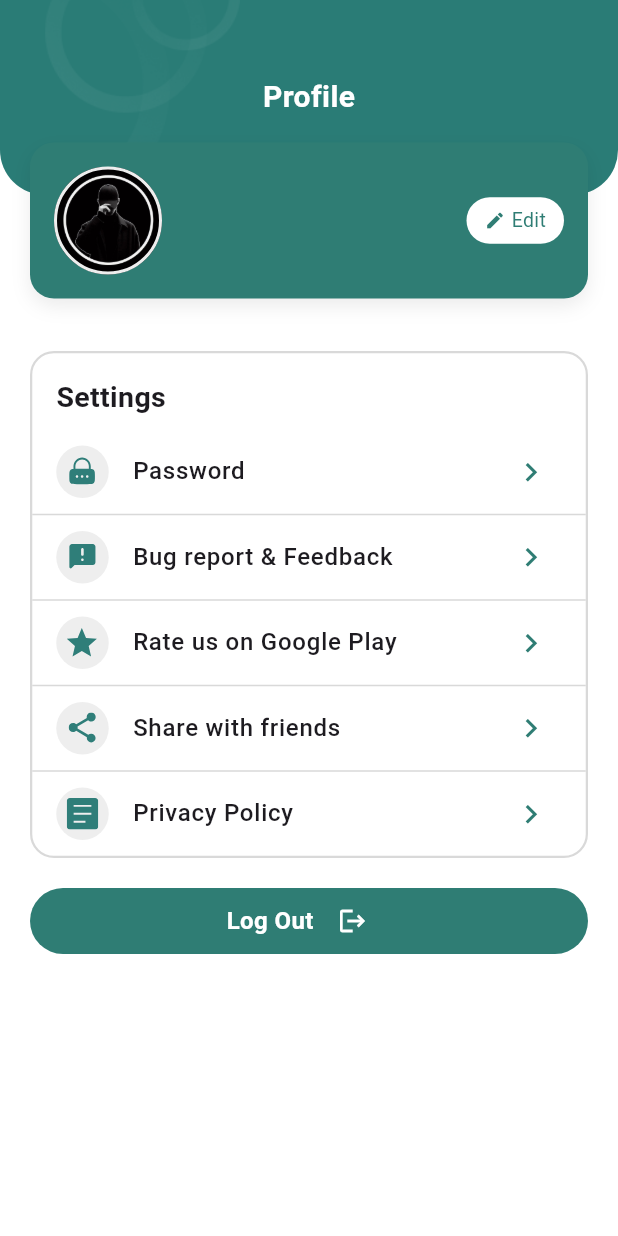
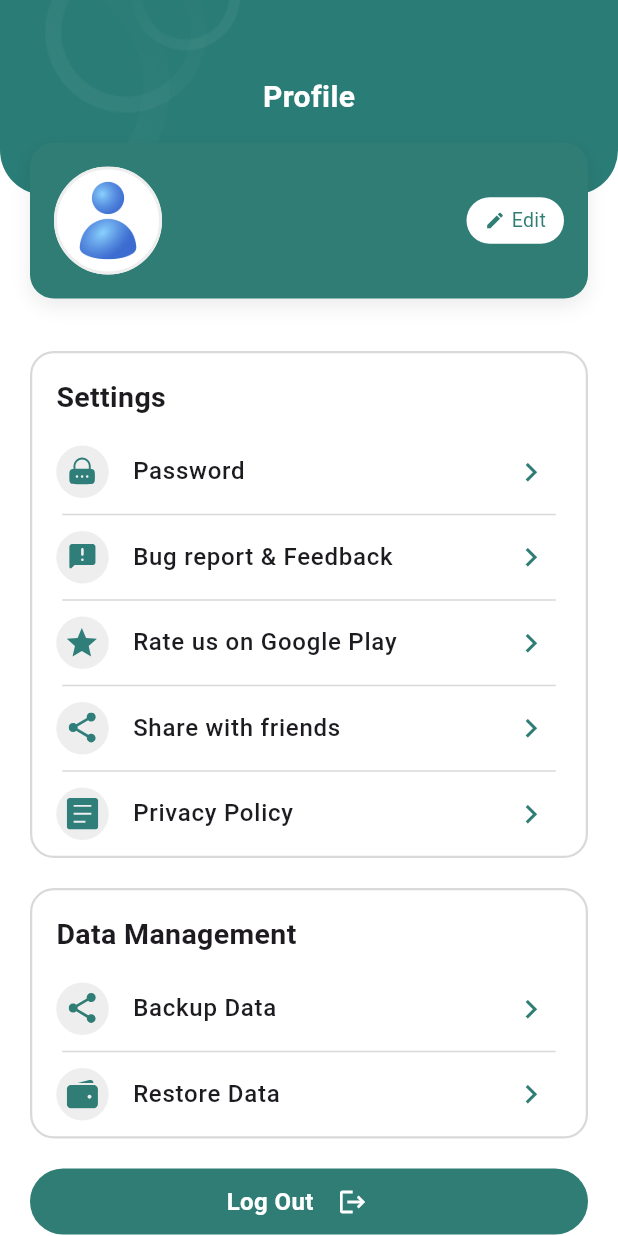
Before and after one commit to MuhammadHassan0184/spendigo, a Flutter app: the ProfileScreen screen opened by its route, on a phone screen of 412 x 824 dp. Run offline on Flutter 3.47's test engine with Material 3 defaults, Android fonts, the phone set to English and light mode, and no system bars; our stand-ins replace cloud_firestore, file_picker, firebase_auth, firebase_core, fl_chart, flutter_local_notifications and 11 more; accounts and stored records are empty; project files that could hold a hidden picture were left out.

Commit message:
add backup data via drive and etc..

```diff
--- a/lib/view/profile/imagePicker/image_picker.dart
+++ b/lib/view/profile/imagePicker/image_picker.dart
@@ -29,7 +29,7 @@
                 radius: 60,
                 backgroundImage: controller.image.value != null
                     ? FileImage(controller.image.value!)
-                    : const AssetImage("assets/profile.jpeg") as ImageProvider,
+                    : const AssetImage("assets/profilem.jpg") as ImageProvider,
               ),
             );
           }),
--- a/lib/view/profile/profile.dart
+++ b/lib/view/profile/profile.dart
@@ -11,6 +11,7 @@
 import 'package:spendigo/services/auth_service.dart';
 import 'package:spendigo/services/hive_service.dart';
 import 'package:spendigo/widgets/setting_tile.dart';
+import 'package:spendigo/services/backup_service.dart';
 import 'package:share_plus/share_plus.dart';
 
 class ProfileScreen extends StatefulWidget {
@@ -34,6 +35,8 @@
               _Header(),
               _ProfileCard(),
               // _SettingsSection(),
+
+              /// ================= SETTINGS SECTION =================
               Container(
                 margin: const EdgeInsets.symmetric(horizontal: 20),
                 decoration: BoxDecoration(
@@ -44,7 +47,7 @@
                 child: Column(
                   crossAxisAlignment: CrossAxisAlignment.start,
                   children: [
-                    Padding(
+                    const Padding(
                       padding: EdgeInsets.fromLTRB(16, 16, 16, 8),
                       child: Text(
                         'Settings',
@@ -67,7 +70,10 @@
                     //   svgPath: "assets/faqs.svg",
                     //   onTap: () {},
                     // ),
-                    Divider(height: 1, color: AppColors.stroke),
+                    Padding(
+                      padding: const EdgeInsets.symmetric(horizontal: 20),
+                      child: Divider(height: 1, color: AppColors.stroke),
+                    ),
                     CustomListTile(
                       title: "Bug report & Feedback",
                       svgPath: "assets/report.svg",
@@ -75,13 +81,19 @@
                         Get.toNamed(AppRoutesName.reportFeedback);
                       },
                     ),
-                    Divider(height: 1, color: AppColors.stroke),
+                    Padding(
+                      padding: const EdgeInsets.symmetric(horizontal: 20),
+                      child: Divider(height: 1, color: AppColors.stroke),
+                    ),
                     CustomListTile(
                       title: "Rate us on Google Play",
                       svgPath: "assets/star.svg",
                       onTap: () {},
                     ),
-                    Divider(height: 1, color: AppColors.stroke),
+                    Padding(
+                      padding: const EdgeInsets.symmetric(horizontal: 20),
+                      child: Divider(height: 1, color: AppColors.stroke),
+                    ),
                     CustomListTile(
                       title: "Share with friends",
                       svgPath: "assets/share.svg",
@@ -91,7 +103,10 @@
                         );
                       },
                     ),
-                    Divider(height: 1, color: AppColors.stroke),
+                    Padding(
+                      padding: const EdgeInsets.symmetric(horizontal: 20),
+                      child: Divider(height: 1, color: AppColors.stroke),
+                    ),
                     CustomListTile(
                       title: "Privacy Policy",
                       svgPath: "assets/privacy.svg",
@@ -103,6 +118,48 @@
                 ),
               ),
               const SizedBox(height: 20),
+
+              /// ================= BACKUP SECTION =================
+              Container(
+                margin: const EdgeInsets.symmetric(horizontal: 20),
+                decoration: BoxDecoration(
+                  color: Colors.white,
+                  borderRadius: BorderRadius.circular(16),
+                  border: Border.all(color: AppColors.stroke, width: 1.5),
+                ),
+                child: Column(
+                  crossAxisAlignment: CrossAxisAlignment.start,
+                  children: [
+                    const Padding(
+                      padding: EdgeInsets.fromLTRB(16, 16, 16, 8),
+                      child: Text(
+                        'Data Management',
+                        style: TextStyle(
+                          fontSize: 19,
+                          fontWeight: FontWeight.w700,
+                        ),
+                      ),
+                    ),
+                    CustomListTile(
+                      title: "Backup Data",
+                      svgPath: "assets/share.svg",
+                      iconColor: AppColors.primary,
+                      onTap: () => BackupService.exportBackup(),
+                    ),
+                    Padding(
+                      padding: const EdgeInsets.symmetric(horizontal: 20),
+                      child: Divider(height: 1, color: AppColors.stroke),
+                    ),
+                    CustomListTile(
+                      title: "Restore Data",
+                      svgPath: "assets/wallet.svg",
+                      iconColor: AppColors.primary,
+                      onTap: () => BackupService.importBackup(),
+                    ),
+                  ],
+                ),
+              ),
+              SizedBox(height: 20),
               // logout Button
               GestureDetector(
                 onTap: () async {
@@ -245,7 +302,7 @@
           image: DecorationImage(
             image: controller.image.value != null
                 ? FileImage(controller.image.value!)
-                : const AssetImage("assets/profile.jpeg") as ImageProvider,
+                : const AssetImage("assets/profilem.jpg") as ImageProvider,
             fit: BoxFit.cover,
           ),
         ),
--- a/lib/widgets/setting_tile.dart
+++ b/lib/widgets/setting_tile.dart
@@ -6,12 +6,14 @@
   final String title;
   final String? svgPath;
   final VoidCallback? onTap;
+  final Color? iconColor;
 
   const CustomListTile({
     super.key,
     required this.title,
     this.svgPath,
     this.onTap,
+    this.iconColor,
   });
 
   @override
@@ -26,7 +28,14 @@
           color: Colors.grey.shade200,
           shape: BoxShape.circle,
         ),
-        child: svgPath != null ? SvgPicture.asset(svgPath!) : null,
+        child: svgPath != null
+            ? SvgPicture.asset(
+                svgPath!,
+                colorFilter: iconColor != null
+                    ? ColorFilter.mode(iconColor!, BlendMode.srcIn)
+                    : null,
+              )
+            : null,
       ),
       title: Text(title, style: const TextStyle(fontWeight: FontWeight.w500)),
       trailing: Icon(Icons.chevron_right, color: AppColors.primary, size: 25),
```
Also changed, not shown: lib/services/backup_service.dart (added, +126 -0 lines), assets/profilem.jpg (added).
